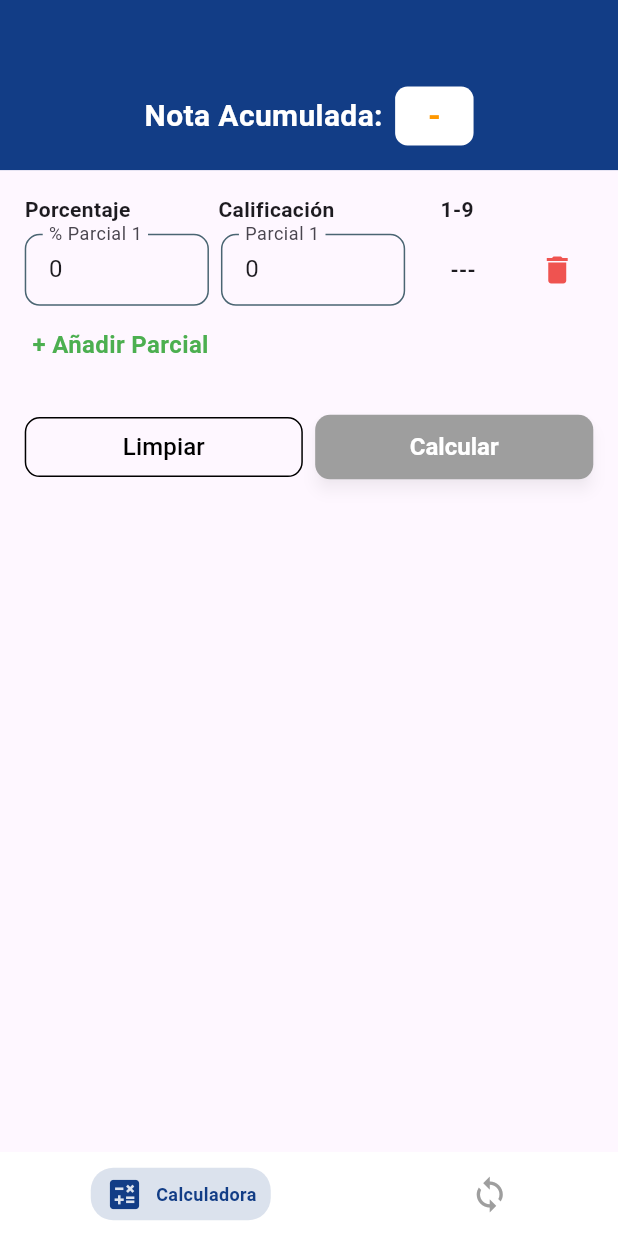
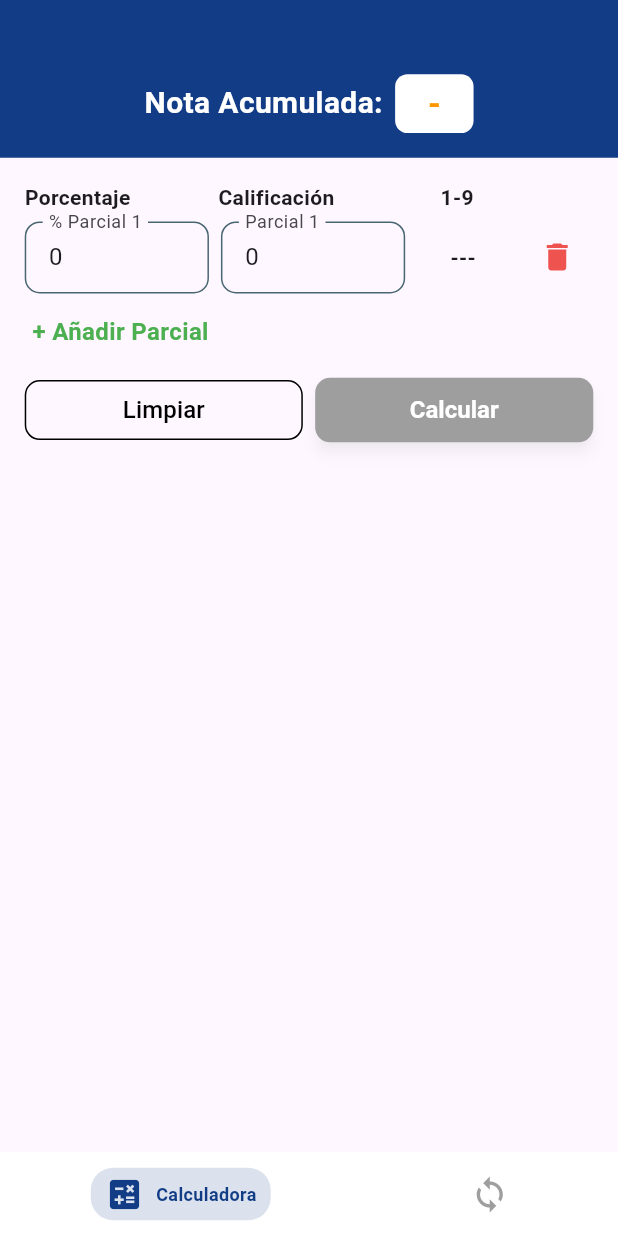
Before and after one commit to dylanroman03/CalculadoraUNET, a Flutter app: the screen it shows after launch, after a tap on "Limpiar", on a phone screen of 412 x 824 dp. Run offline on Flutter 3.47's test engine with Material 3 defaults, Android fonts, the phone set to English and light mode, and no system bars; drawn by our look-alikes of persistent_bottom_nav_bar.

Commit message:
feat(ui): update input validation and enhance grades display layout

```diff
--- a/lib/UI/screens/total_screen/total_screen.dart
+++ b/lib/UI/screens/total_screen/total_screen.dart
@@ -46,6 +46,11 @@ class _TotalScreenState extends State<TotalScreen> {
   void _removeSpecificInputRow(int index) {
     setState(() {
       _inputRows.removeAt(index);
+
+      if (_inputRows.isEmpty) {
+        _clearView();
+      }
+
       _validateInputs();
     });
   }
@@ -56,19 +61,13 @@ class _TotalScreenState extends State<TotalScreen> {
     bool allPercentagesZero = true;
 
     for (var row in _inputRows) {
-      final percentageText = row["percentage"]?.text ?? "";
-      final calificationText = row["calification"]?.text ?? "";
+      final percentage = parseRowValue(row, "percentage");
+      final calification = parseRowValue(row, "calification");
 
-      final percentage = double.tryParse(percentageText) ?? -1;
-      final calification = double.tryParse(calificationText) ?? -1;
+      row["percentageError"] = !isValidRange(percentage);
+      row["calificationError"] = !isValidRange(calification);
 
-      final isPercentageValid = percentage >= 0 && percentage <= 100;
-      final isCalificationValid = calification >= 0 && calification <= 100;
-
-      row["percentageError"] = !isPercentageValid;
-      row["calificationError"] = !isCalificationValid;
-
-      if (!isPercentageValid || !isCalificationValid) {
+      if (row["percentageError"] || row["calificationError"]) {
         allValid = false;
       }
 
@@ -76,7 +75,7 @@ class _TotalScreenState extends State<TotalScreen> {
         allPercentagesZero = false;
       }
 
-      totalPercentage += isPercentageValid ? percentage : 0;
+      totalPercentage += !row["percentageError"] ? percentage : 0;
     }
 
     if (totalPercentage > 100) {
@@ -98,10 +97,10 @@ class _TotalScreenState extends State<TotalScreen> {
     _gradesNeeded = [];
 
     List<double> grades = _inputRows
-        .map((row) => double.tryParse(row["calification"]?.text ?? "0") ?? 0)
+        .map((row) => parseRowValue(row, "calification", def: 0))
         .toList();
     List<double> weights = _inputRows
-        .map((row) => double.tryParse(row["percentage"]?.text ?? "0") ?? 0)
+        .map((row) => parseRowValue(row, "percentage", def: 0))
         .toList();
 
     final result = calcularNotaFinal(grades, weights);
@@ -114,10 +113,13 @@ class _TotalScreenState extends State<TotalScreen> {
     bool allInputsFilled = _inputRows.length == 4 &&
         _inputRows.every((row) =>
             (double.tryParse(row["percentage"]?.text ?? "0") ?? 0) > 0);
-    bool percentagesSumTo100 = weights.reduce((a, b) => a + b) == 100;
+
+    final totalWeight = weights.reduce((a, b) => a + b);
+    bool percentagesSumTo100 = totalWeight == 100;
 
     if (_finalGrade != null && !allInputsFilled && !percentagesSumTo100) {
       List<double> thresholds = [1.5, 2.5, 3.5, 4.5, 5.5, 6.5, 7.5, 8.5];
+
       List<Map<String, dynamic>> gradesNeeded = thresholds
           .where((threshold) => threshold > _finalGrade!)
           .map((threshold) {
@@ -126,7 +128,7 @@ class _TotalScreenState extends State<TotalScreen> {
           "pointsNeeded": howLeftTo(
             _finalGrade!,
             threshold,
-            100 - weights.reduce((a, b) => a + b),
+            100 - totalWeight,
           ),
         };
       }).toList();
@@ -152,14 +154,13 @@ class _TotalScreenState extends State<TotalScreen> {
 
     return Scaffold(
       body: Column(
-        mainAxisSize: MainAxisSize.min,
         children: [
           Container(
             color: AppTheme.nearlyBlue,
             padding: EdgeInsets.all(size.width * 0.04),
             child: Column(
               children: [
-                SizedBox(height: size.height * 0.05),
+                SizedBox(height: size.height * 0.04),
                 Row(
                   mainAxisAlignment: MainAxisAlignment.center,
                   children: [
@@ -197,7 +198,9 @@ class _TotalScreenState extends State<TotalScreen> {
               ],
             ),
           ),
-          Padding(
+          Expanded(
+            child: SingleChildScrollView(
+              child: Padding(
                 padding: EdgeInsets.symmetric(
                   horizontal: size.width * 0.04,
                   vertical: size.height * 0.02,
@@ -232,8 +235,9 @@ class _TotalScreenState extends State<TotalScreen> {
                           ),
                       ],
                     ),
-                SizedBox(height: size.height * 0.04),
-                if (_isPercentageExceeded) const PercentageExceededWarning(),
+                    SizedBox(height: size.height * 0.02),
+                    if (_isPercentageExceeded)
+                      const PercentageExceededWarning(),
                     Row(
                       mainAxisAlignment: MainAxisAlignment.spaceBetween,
                       children: [
@@ -257,7 +261,9 @@ class _TotalScreenState extends State<TotalScreen> {
                       ),
                   ],
                 ),
-          )
+              ),
+            ),
+          ),
         ],
       ),
     );
@@ -291,13 +297,7 @@ class _TotalScreenState extends State<TotalScreen> {
       child: RoundedButtonOutline(
         onPressed: () {
           setState(() {
-            for (var row in _inputRows) {
-              row["percentage"]?.text = "0";
-              row["calification"]?.text = "0";
-            }
-            _convertedGrades = [];
-            _gradesNeeded = [];
-            _finalGrade = null;
+            _clearView();
             _validateInputs();
           });
         },
@@ -311,4 +311,22 @@ class _TotalScreenState extends State<TotalScreen> {
       ),
     );
   }
+
+  void _clearView() {
+    for (var row in _inputRows) {
+      row["percentage"]?.text = "0";
+      row["calification"]?.text = "0";
     }
+    _convertedGrades = [];
+    _gradesNeeded = [];
+    _finalGrade = null;
+  }
+
+  double parseRowValue(Map<String, dynamic> row, String key,
+      {double def = -1}) {
+    final text = row[key]?.text ?? "0";
+    return double.tryParse(text) ?? def;
+  }
+
+  bool isValidRange(double value) => value >= 0 && value <= 100;
+}
--- a/lib/UI/screens/total_screen/widgets/grades_needed_display.dart
+++ b/lib/UI/screens/total_screen/widgets/grades_needed_display.dart
@@ -18,6 +18,7 @@ class GradesNeededDisplay extends StatelessWidget {
       children: [
         SizedBox(
           width: size.width * 0.5,
+          child: SingleChildScrollView(
             child: Column(
               crossAxisAlignment: CrossAxisAlignment.start,
               children: [
@@ -37,15 +38,16 @@ class GradesNeededDisplay extends StatelessWidget {
                     final targetGrade = (entry["targetGrade"] + 0.5).toInt();
                     final pointsNeeded = entry["pointsNeeded"].toInt();
                     return Text(
-                    "Para $targetGrade ${pointsNeeded == 0 ? "Fuera de la escala" : "necesitas $pointsNeeded"}",
+                      "Para $targetGrade ${pointsNeeded == 0 ? "fuera de escala" : "necesitas $pointsNeeded"}",
                       style: TextStyle(
-                      fontSize: size.width * 0.045,
+                        fontSize: size.width * 0.044,
                         color: pointsNeeded == 0 ? Colors.red : Colors.black,
                       ),
                     );
                   },
                 ),
               ],
+            ),
           ),
         ),
         SizedBox(width: size.width * 0.04),
--- a/lib/UI/screens/total_screen/widgets/input_row.dart
+++ b/lib/UI/screens/total_screen/widgets/input_row.dart
@@ -52,7 +52,7 @@ class InputRow extends StatelessWidget {
                     );
                   }
                   if (int.tryParse(newText) != null &&
-                      int.parse(newText) > 100) {
+                      (int.parse(newText) > 100 || int.parse(newText) == 0)) {
                     return oldValue.copyWith(
                       text: oldValue.text,
                       selection: TextSelection.collapsed(
--- a/pubspec.yaml
+++ b/pubspec.yaml
@@ -16,7 +16,7 @@ publish_to: 'none' # Remove this line if you wish to publish to pub.dev
 # https://developer.apple.com/library/archive/documentation/General/Reference/InfoPlistKeyReference/Articles/CoreFoundationKeys.html
 # In Windows, build-name is used as the major, minor, and patch parts
 # of the product and file versions while build-number is used as the build suffix.
-version: 1.0.0+1
+version: 1.0.1+3
 
 environment:
   sdk: '>=3.3.2 <4.0.0'
@@ -36,6 +36,7 @@ dependencies:
   # Use with the CupertinoIcons class for iOS style icons.
   cupertino_icons: ^1.0.6
   persistent_bottom_nav_bar: ^6.2.1
+  device_preview: ^1.1.0
 
 dev_dependencies:
   flutter_test:
```
Also changed, not shown: lib/core/utilities.dart (+14 -28 lines), pubspec.lock, 1 other file. Lines whose indentation alone changed are shown as unchanged.
